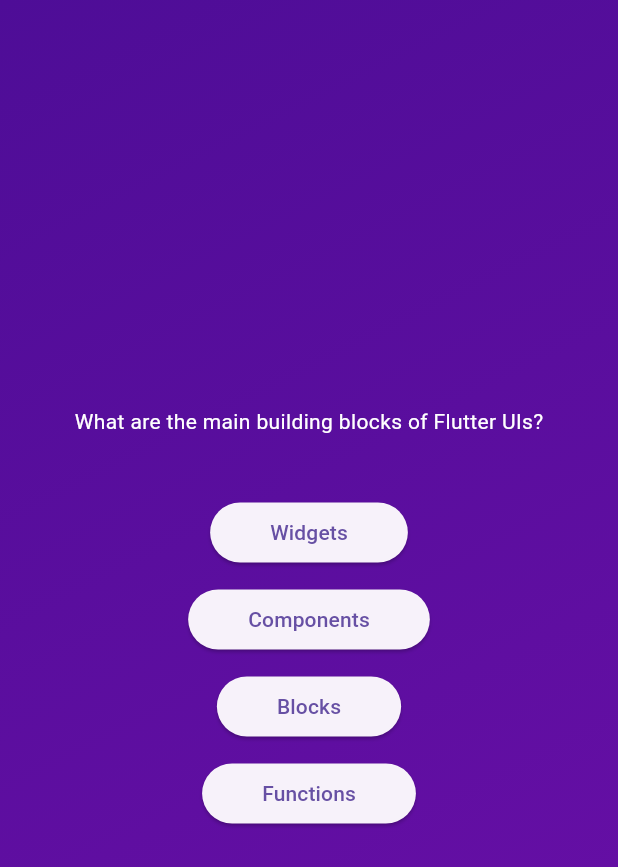
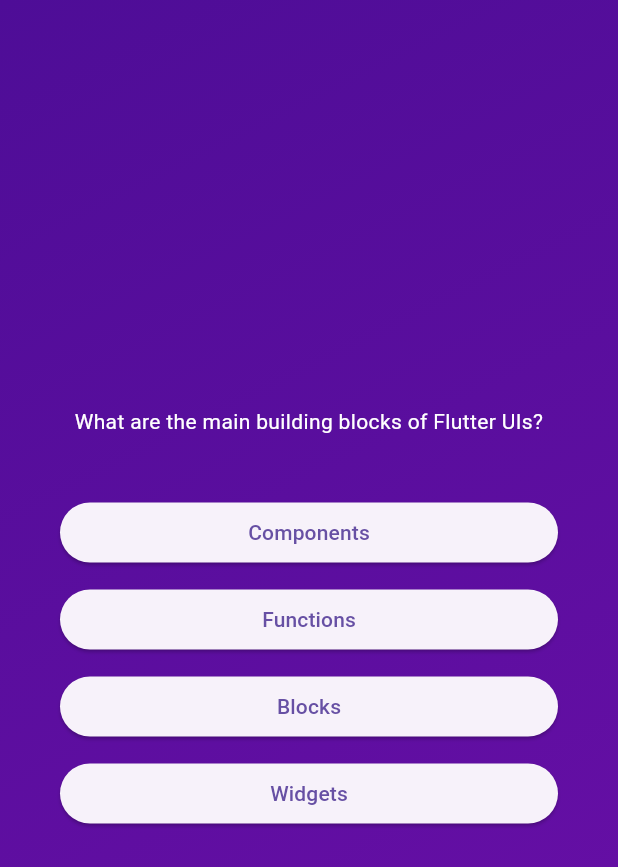
Before and after one commit to kotseva/quiz-app, a Flutter app: the screen it shows after launch, after a tap on "Start quiz", on a phone screen of 412 x 824 dp. Shown: the top 867 px of the screen. Run offline on Flutter 3.47's test engine with Material 3 defaults, Android fonts, the phone set to English and light mode, and no system bars.

```diff
--- a/lib/models/quiz_question.dart
+++ b/lib/models/quiz_question.dart
@@ -3,4 +3,11 @@ class QuizQuestion {
 
   final String text;
   final List<String> answers;
+
+  List<String> getShuffledAnswers() {
+    final shuffeledList = List.of(answers);
+    shuffeledList.shuffle();
+
+    return shuffeledList;
+  }
 }
--- a/lib/questions_screen.dart
+++ b/lib/questions_screen.dart
@@ -18,22 +18,27 @@ class _QuestionsScreenState extends State<QuestionsScreen> {
 
     return SizedBox(
       width: double.infinity,
+      child: Container(
+        margin: const EdgeInsets.all(40),
         child: Column(
           mainAxisAlignment: MainAxisAlignment.center,
+          crossAxisAlignment: CrossAxisAlignment.stretch,
           spacing: 10,
           children: [
             Text(
+              textAlign: TextAlign.center,
               currentQuestion.text,
               style: const TextStyle(
                 color: Colors.white,
               ),
             ),
             const SizedBox(height: 20),
-          ...currentQuestion.answers.map((answer) {
+            ...currentQuestion.getShuffledAnswers().map((answer) {
               return AnswerButton(answerText: answer, onTap: () {});
             })
           ],
         ),
+      ),
     );
   }
 }
```
Lines whose indentation alone changed are shown as unchanged.
